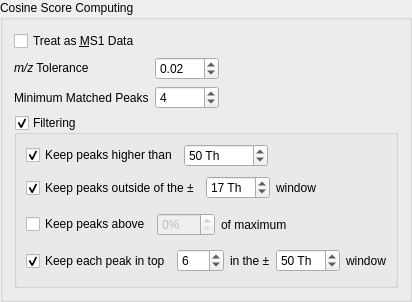
Qt form metgem/ui/widgets/cosine_options_widget.ui (metgem/metgem) before a commit.
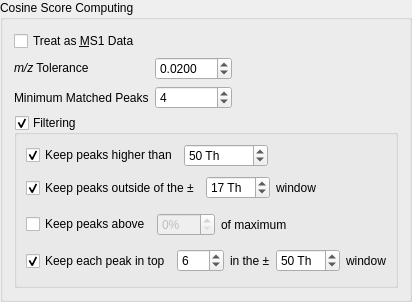
The same form after that commit.

Commit message: Increase number of decimals of m/z tolerance

What changed in the file:
```diff
--- a/metgem/ui/widgets/cosine_options_widget.ui
+++ b/metgem/ui/widgets/cosine_options_widget.ui
@@ -25,6 +25,9 @@
      <property name="suffix">
       <string/>
      </property>
+     <property name="decimals">
+      <number>4</number>
+     </property>
      <property name="maximum">
       <double>100.000000000000000</double>
      </property>
```
